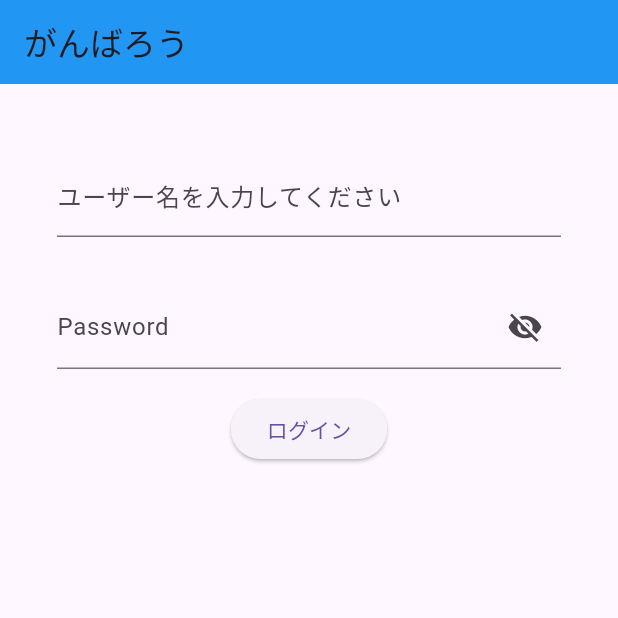
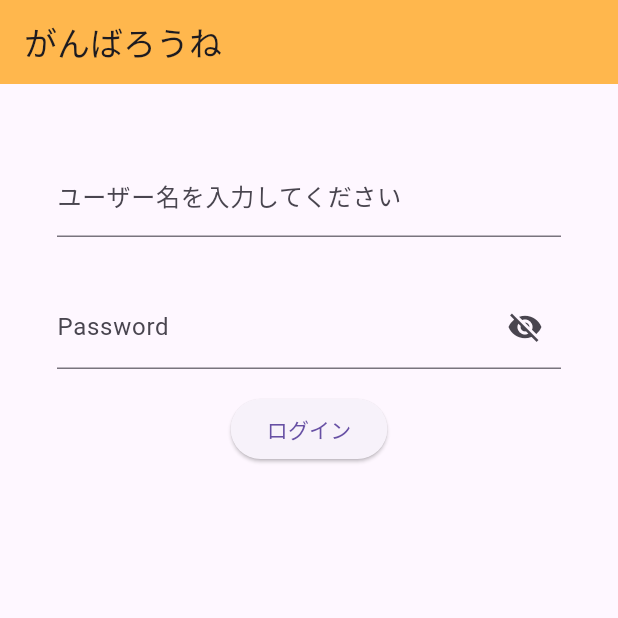
Before and after one commit to Ryosan846538/Ganbaroune, a Flutter app: the screen it shows after launch, on a phone screen of 412 x 824 dp, the top half of it. Run offline on Flutter 3.47's test engine with Material 3 defaults, Android fonts, the phone set to English and light mode, and no system bars; our stand-ins replace flip_card, stop_watch_timer.

Commit message:
chenge color

```diff
--- a/lib/screen/login.dart
+++ b/lib/screen/login.dart
@@ -15,8 +15,8 @@ class _LoginPageState extends State<LoginPage> {
   Widget build(BuildContext context) {
     return Scaffold(
       appBar: AppBar(
-        title: const Text('がんばろう'),
-        backgroundColor: Colors.blue,
+        title: const Text('がんばろうね'),
+          backgroundColor: Colors.orange[300],
       ),
       body: Center(
         child: Container(
```
